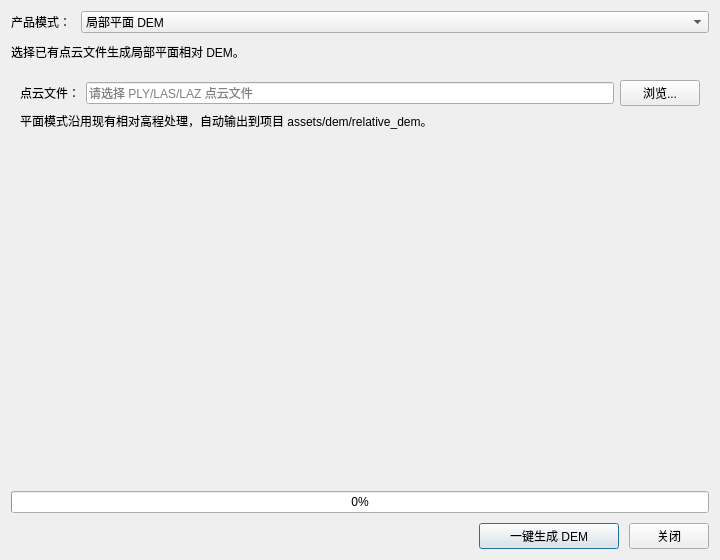
Before: the Qt Designer form src/gui/dialogs/reconstruction/CreateDemDialog.ui in guderianXu/plascan, drawn with Qt 5.
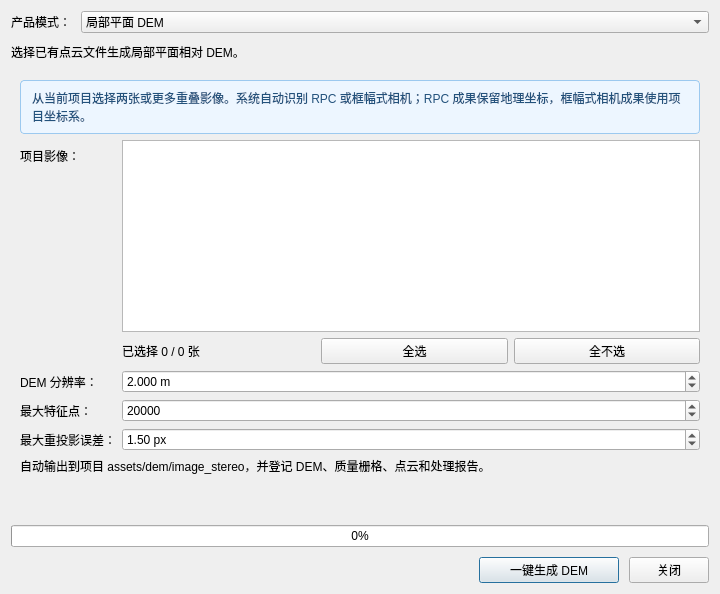
After: the same form once the commit is applied. The open tabs and pages were chosen to show the change.

What changed in the file:
```diff
--- a/src/gui/dialogs/reconstruction/CreateDemDialog.ui
+++ b/src/gui/dialogs/reconstruction/CreateDemDialog.ui
@@ -5,7 +5,7 @@
   <property name="minimumSize">
    <size>
     <width>720</width>
-    <height>560</height>
+    <height>360</height>
    </size>
   </property>
   <property name="windowTitle">
@@ -108,19 +108,34 @@
          </property>
         </widget>
        </item>
+       <item><spacer name="planarSpacer"><property name="orientation"><enum>Qt::Vertical</enum></property></spacer></item>
+      </layout>
+     </widget>
+     <widget class="QWidget" name="rpcStereoPage">
+      <layout class="QVBoxLayout" name="rpcStereoLayout">
        <item>
-        <spacer name="planarSpacer">
-         <property name="orientation">
-          <enum>Qt::Vertical</enum>
-         </property>
-         <property name="sizeHint" stdset="0">
-          <size>
-           <width>20</width>
-           <height>220</height>
-          </size>
-         </property>
-        </spacer>
+        <widget class="QLabel" name="rpcNoticeLabel">
+         <property name="styleSheet"><string notr="true">QLabel { color: #23527c; background: #edf6ff; border: 1px solid #9cc9ef; border-radius: 4px; padding: 8px; }</string></property>
+         <property name="text"><string>从当前项目选择两张或更多重叠影像。系统自动识别 RPC 或框幅式相机；RPC 成果保留地理坐标，框幅式相机成果使用项目坐标系。</string></property>
+         <property name="wordWrap"><bool>true</bool></property>
+        </widget>
        </item>
+       <item>
+        <layout class="QFormLayout" name="rpcStereoFormLayout">
+         <property name="fieldGrowthPolicy"><enum>QFormLayout::AllNonFixedFieldsGrow</enum></property>
+         <item row="0" column="0"><widget class="QLabel" name="stereoImagesLabel"><property name="text"><string>项目影像：</string></property></widget></item>
+         <item row="0" column="1"><widget class="QListWidget" name="m_stereoImageList"><property name="minimumHeight"><number>150</number></property><property name="alternatingRowColors"><bool>true</bool></property></widget></item>
+         <item row="1" column="1"><layout class="QHBoxLayout" name="stereoSelectionRow"><item><widget class="QLabel" name="m_stereoSelectionLabel"><property name="text"><string>已选择 0 / 0 张</string></property></widget></item><item><spacer name="stereoSelectionSpacer"><property name="orientation"><enum>Qt::Horizontal</enum></property></spacer></item><item><widget class="QPushButton" name="m_selectAllImagesBtn"><property name="text"><string>全选</string></property></widget></item><item><widget class="QPushButton" name="m_clearImagesBtn"><property name="text"><string>全不选</string></property></widget></item></layout></item>
+         <item row="2" column="0"><widget class="QLabel" name="rpcResolutionLabel"><property name="text"><string>DEM 分辨率：</string></property></widget></item>
+         <item row="2" column="1"><widget class="QDoubleSpinBox" name="m_rpcResolutionSpin"><property name="decimals"><number>3</number></property><property name="minimum"><double>0.010000000000000</double></property><property name="maximum"><double>100000.000000000000000</double></property><property name="value"><double>2.000000000000000</double></property><property name="suffix"><string> m</string></property></widget></item>
+         <item row="3" column="0"><widget class="QLabel" name="rpcFeaturesLabel"><property name="text"><string>最大特征点：</string></property></widget></item>
+         <item row="3" column="1"><widget class="QSpinBox" name="m_rpcMaximumFeaturesSpin"><property name="minimum"><number>100</number></property><property name="maximum"><number>200000</number></property><property name="singleStep"><number>1000</number></property><property name="value"><number>20000</number></property></widget></item>
+         <item row="4" column="0"><widget class="QLabel" name="rpcErrorLabel"><property name="text"><string>最大重投影误差：</string></property></widget></item>
+         <item row="4" column="1"><widget class="QDoubleSpinBox" name="m_rpcMaximumErrorSpin"><property name="decimals"><number>2</number></property><property name="minimum"><double>0.100000000000000</double></property><property name="maximum"><double>20.000000000000000</double></property><property name="value"><double>1.500000000000000</double></property><property name="suffix"><string> px</string></property></widget></item>
+        </layout>
+       </item>
+       <item><widget class="QLabel" name="rpcOutputNoteLabel"><property name="text"><string>自动输出到项目 assets/dem/image_stereo，并登记 DEM、质量栅格、点云和处理报告。</string></property><property name="wordWrap"><bool>true</bool></property></widget></item>
+       <item><spacer name="rpcStereoSpacer"><property name="orientation"><enum>Qt::Vertical</enum></property></spacer></item>
       </layout>
      </widget>
      <widget class="QWidget" name="globalPage">
```
Left out of the diff: 8 changed lines with no effect on the pictures.
